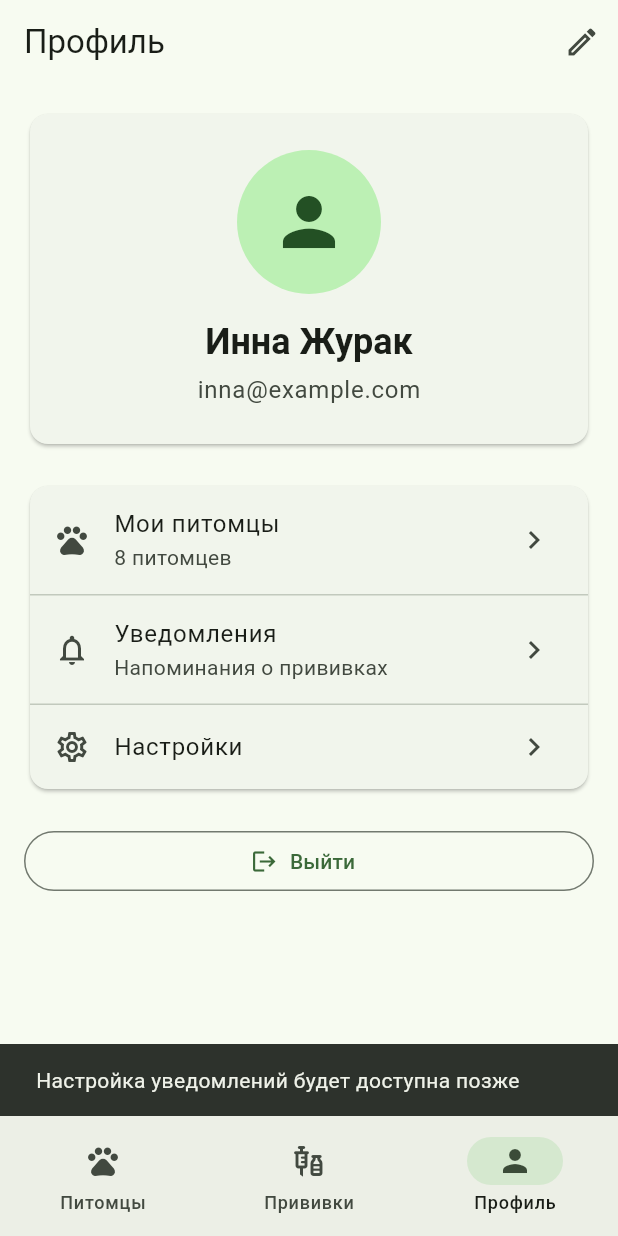
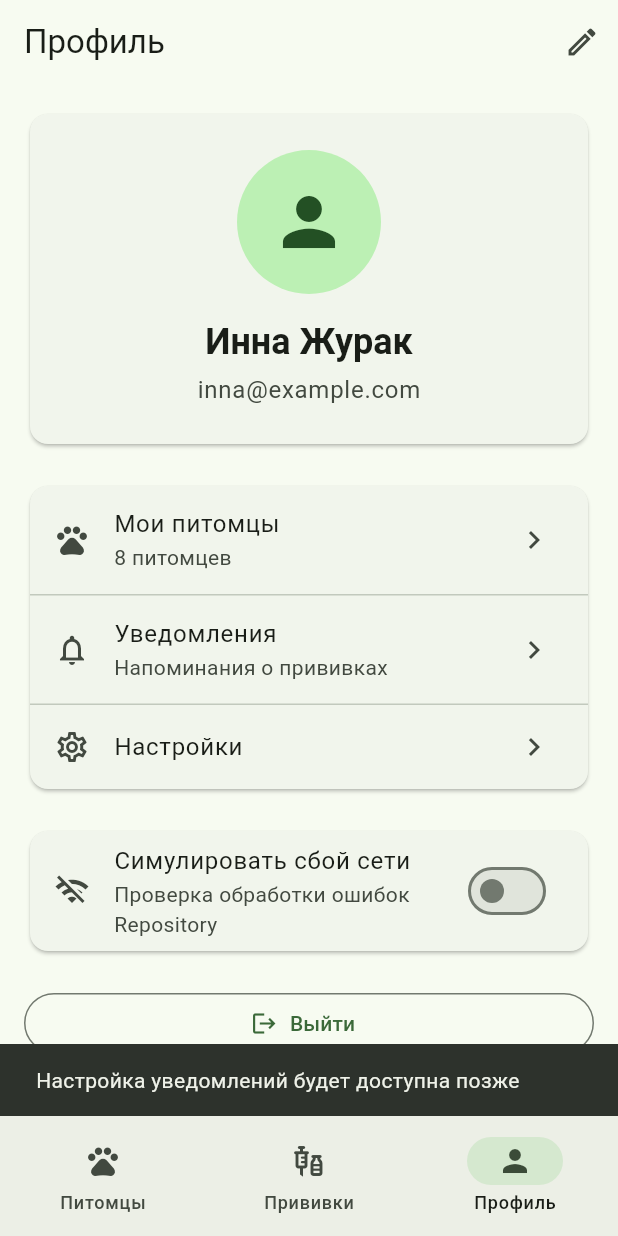
Before and after one commit to inneo256/PetCare, a Flutter app: the ProfileScreen screen opened by its route, after a tap on "Уведомления", on a phone screen of 412 x 824 dp. Run offline on Flutter 3.47's test engine with Material 3 defaults, Android fonts, the phone set to English and light mode, and no system bars; our stand-ins replace go_router.

Commit message:
L4: чистая архитектура и симуляция сбоя сети

```diff
--- a/lib/screens/pets_screen.dart
+++ b/lib/screens/pets_screen.dart
@@ -24,7 +24,19 @@ class PetsScreen extends StatelessWidget {
             },
             child: const Icon(Icons.pets_outlined),
           ),
-          const SizedBox(width: 16),
+          const SizedBox(width: 8),
+
+          // Обновление списка для проверки сбоя сети.
+          IconButton(
+            onPressed: model.isLoading
+                ? null
+                : () {
+                    context.read<PetModel>().load();
+                  },
+            icon: const Icon(Icons.refresh),
+            tooltip: 'Обновить список',
+          ),
+
           IconButton(
             onPressed: () => context.push('/profile'),
             icon: const Icon(Icons.person_outline),
@@ -191,7 +203,7 @@ class PetsScreen extends StatelessWidget {
                         );
                       }
 
-                      // Список уже обновился через
+                      // Список обновляется через
                       // notifyListeners().
                       return false;
                     },
--- a/lib/screens/profile_screen.dart
+++ b/lib/screens/profile_screen.dart
@@ -1,9 +1,27 @@
-
 import 'package:flutter/material.dart';
 import 'package:go_router/go_router.dart';
+import 'package:provider/provider.dart';
 
-class ProfileScreen extends StatelessWidget {
+import '../data/mock_pet_repository.dart';
+import '../models/pet_model.dart';
+
+class ProfileScreen extends StatefulWidget {
   const ProfileScreen({super.key});
+
+  @override
+  State<ProfileScreen> createState() => _ProfileScreenState();
+}
+
+class _ProfileScreenState extends State<ProfileScreen> {
+  bool _simulateError = false;
+
+  @override
+  void initState() {
+    super.initState();
+    // Синхронизируем состояние с Repository.
+    // При возвращении на экран настройка не сбросится.
+    _simulateError = context.read<MockPetRepository>().simulateError;
+  }
 
   Future<void> _confirmLogout(BuildContext context) async {
     final shouldLogout = await showDialog<bool>(
@@ -29,9 +47,28 @@ class ProfileScreen extends StatelessWidget {
     }
   }
 
+  void _toggleNetworkError(bool value) {
+    setState(() {
+      _simulateError = value;
+    });
+
+    context.read<MockPetRepository>().simulateError = value;
+
+    ScaffoldMessenger.of(context).showSnackBar(
+      SnackBar(
+        content: Text(
+          value
+              ? 'Симуляция сбоя сети включена'
+              : 'Симуляция сбоя сети выключена',
+        ),
+      ),
+    );
+  }
+
   @override
   Widget build(BuildContext context) {
     final colorScheme = Theme.of(context).colorScheme;
+    final petCount = context.watch<PetModel>().count;
 
     return Scaffold(
       appBar: AppBar(
@@ -41,7 +78,10 @@ class ProfileScreen extends StatelessWidget {
             onPressed: () {
               ScaffoldMessenger.of(context).showSnackBar(
                 const SnackBar(
-                  content: Text('Редактирование профиля будет доступно позже'),
+                  content: Text(
+                    'Редактирование профиля '
+                    'будет доступно позже',
+                  ),
                 ),
               );
             },
@@ -70,36 +110,35 @@ class ProfileScreen extends StatelessWidget {
                   const SizedBox(height: 16),
                   Text(
                     'Инна Журак',
-                    style: Theme.of(context)
-                        .textTheme
-                        .headlineSmall
+                    style: Theme.of(context).textTheme.headlineSmall
                         ?.copyWith(fontWeight: FontWeight.bold),
                   ),
                   const SizedBox(height: 4),
                   Text(
                     'inna@example.com',
-                    style: Theme.of(context).textTheme.bodyLarge?.copyWith(
-                      color: colorScheme.onSurfaceVariant,
-                    ),
+                    style: Theme.of(context).textTheme.bodyLarge
+                        ?.copyWith(color: colorScheme.onSurfaceVariant),
                   ),
                 ],
               ),
             ),
           ),
           const SizedBox(height: 20),
+
           Card(
             child: Column(
               children: [
                 ListTile(
                   leading: const Icon(Icons.pets_outlined),
                   title: const Text('Мои питомцы'),
-                  subtitle: const Text('8 питомцев'),
+                  subtitle: Text('$petCount питомцев'),
                   trailing: const Icon(Icons.chevron_right),
                   onTap: () {
                     context.go('/pets');
                   },
                 ),
                 const Divider(height: 1),
+
                 ListTile(
                   leading: const Icon(Icons.notifications_outlined),
                   title: const Text('Уведомления'),
@@ -108,12 +147,16 @@ class ProfileScreen extends StatelessWidget {
                   onTap: () {
                     ScaffoldMessenger.of(context).showSnackBar(
                       const SnackBar(
-                        content: Text('Настройка уведомлений будет доступна позже'),
+                        content: Text(
+                          'Настройка уведомлений '
+                          'будет доступна позже',
+                        ),
                       ),
                     );
                   },
                 ),
                 const Divider(height: 1),
+
                 ListTile(
                   leading: const Icon(Icons.settings_outlined),
                   title: const Text('Настройки'),
@@ -130,6 +173,19 @@ class ProfileScreen extends StatelessWidget {
             ),
           ),
           const SizedBox(height: 20),
+
+          // Переключатель аварии для задания 7.
+          Card(
+            child: SwitchListTile(
+              secondary: const Icon(Icons.wifi_off_outlined),
+              title: const Text('Симулировать сбой сети'),
+              subtitle: const Text('Проверка обработки ошибок Repository'),
+              value: _simulateError,
+              onChanged: _toggleNetworkError,
+            ),
+          ),
+          const SizedBox(height: 20),
+
           OutlinedButton.icon(
             onPressed: () => _confirmLogout(context),
             icon: const Icon(Icons.logout),
```
Also changed, not shown: lib/main.dart (+6 -7 lines).
